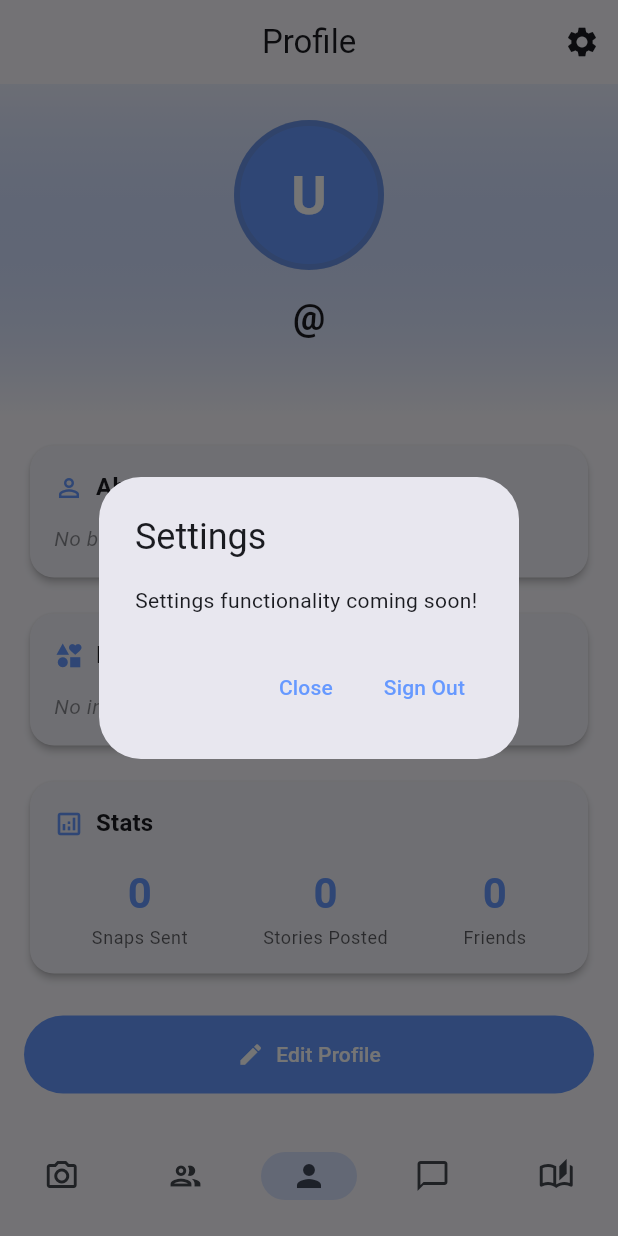
After one commit to bbaserdem/SnapConnect, a Flutter app: the ProfileScreen screen opened by its route, after a tap on the "settings" icon, on a phone screen of 412 x 824 dp. The commit adds this screen. Run offline on Flutter 3.47's test engine with Material 3 defaults, Android fonts, the phone set to English and light mode, and no system bars; our stand-ins replace cloud_firestore, firebase_auth, firebase_core, flutter_riverpod, go_router; missing offline and left inert: firebase_app_check; accounts and stored records are empty.

Commit message:
v0.1.2
Version bump, features implemented

```diff
--- a/lib/src/app/navigation_shell.dart
+++ b/lib/src/app/navigation_shell.dart
@@ -1,7 +1,7 @@
 /// Main navigation shell widget that provides the bottom navigation bar.
 ///
-/// This widget hosts the four primary navigation destinations:
-/// Camera, Friends, Messages, and Stories.
+/// This widget hosts the five primary navigation destinations:
+/// Camera, Friends, Profile, Messages, and Stories.
 
 import 'package:flutter/material.dart';
 import 'package:go_router/go_router.dart';
@@ -34,6 +34,7 @@ class NavigationShell extends StatelessWidget {
         },
         backgroundColor: colorScheme.surface,
         indicatorColor: colorScheme.primaryContainer,
+        labelBehavior: NavigationDestinationLabelBehavior.alwaysHide,
         destinations: [
           NavigationDestination(
             icon: Icon(
@@ -56,6 +57,17 @@ class NavigationShell extends StatelessWidget {
               size: 24,
             ),
             label: 'Friends',
+          ),
+          NavigationDestination(
+            icon: Icon(
+              Icons.person_outline,
+              size: 24,
+            ),
+            selectedIcon: Icon(
+              Icons.person,
+              size: 24,
+            ),
+            label: 'Profile',
           ),
           NavigationDestination(
             icon: Icon(
--- a/lib/src/app/router.dart
+++ b/lib/src/app/router.dart
@@ -10,6 +10,7 @@ import 'package:go_router/go_router.dart';
 import '../features/auth/auth.dart';
 import '../features/camera/presentation/camera_screen.dart';
 import '../features/friends/presentation/friends_screen.dart';
+import '../features/profile/profile.dart';
 import '../features/messages/presentation/messages_screen.dart';
 import '../features/stories/presentation/stories_screen.dart';
 import 'navigation_shell.dart';
@@ -115,6 +116,17 @@ final routerProvider = Provider<GoRouter>((ref) {
             ],
           ),
 
+          // Profile tab
+          StatefulShellBranch(
+            routes: [
+              GoRoute(
+                path: '/profile',
+                name: 'profile',
+                builder: (context, state) => const ProfileScreen(),
+              ),
+            ],
+          ),
+
           // Messages tab
           StatefulShellBranch(
             routes: [
--- a/lib/src/app/theme.dart
+++ b/lib/src/app/theme.dart
@@ -1,4 +1,4 @@
-/// Application theme configuration with Deep Teal and Bright Orange color scheme.
+/// Application theme configuration with Blue and Orange color scheme.
 ///
 /// This file defines the light and dark themes for the SnapConnect application,
 /// implementing the color scheme specified in the design requirements.
@@ -7,19 +7,22 @@ import 'package:flutter/material.dart';
 
 /// Application theme configuration class
 class AppTheme {
-  // Primary Colors - Deep Teal and Bright Orange
-  static const Color _deepTeal = Color(0xFF004D40);
-  static const Color _brightOrange = Color(0xFFFF6F00);
-  static const Color _lightTeal = Color(0xFF4DB6AC);
-  static const Color _darkOrange = Color(0xFFE65100);
+  // Primary Colors - Blue and Orange
+  static const Color _vibrantBlue = Color(0xFF005af5);
+  static const Color _vibrantOrange = Color(0xFFeb430c);
+  static const Color _lightBlue = Color(0xFF6699ff);
+  static const Color _lightOrange = Color(0xFFff6640);
 
   /// Light theme configuration
   static ThemeData get lightTheme => ThemeData(
     useMaterial3: true,
     colorScheme: ColorScheme.fromSeed(
-      seedColor: _deepTeal,
-      secondary: _brightOrange,
+      seedColor: _lightBlue,
       brightness: Brightness.light,
+    ).copyWith(
+      primary: _lightBlue,
+      secondary: _lightOrange,
+      tertiary: _lightOrange,
     ),
     appBarTheme: const AppBarTheme(
       centerTitle: true,
@@ -45,9 +48,11 @@ class AppTheme {
   static ThemeData get darkTheme => ThemeData(
     useMaterial3: true,
     colorScheme: ColorScheme.fromSeed(
-      seedColor: _lightTeal,
-      secondary: _darkOrange,
+      seedColor: _lightBlue,
       brightness: Brightness.dark,
+    ).copyWith(
+      secondary: _lightOrange,
+      tertiary: _lightOrange,
     ),
     appBarTheme: const AppBarTheme(
       centerTitle: true,
--- a/lib/src/features/camera/presentation/camera_screen.dart
+++ b/lib/src/features/camera/presentation/camera_screen.dart
@@ -91,9 +91,19 @@ class CameraScreen extends ConsumerWidget {
                   child: ListView.builder(
                     scrollDirection: Axis.horizontal,
                     padding: const EdgeInsets.symmetric(horizontal: 16),
-                    itemCount: 5,
+                    itemCount: 8, // Increased count to make scrolling more apparent
                     itemBuilder: (context, index) {
-                      return Container(
+                      return GestureDetector(
+                        onTap: () {
+                          // Add visual feedback for filter selection
+                          ScaffoldMessenger.of(context).showSnackBar(
+                            SnackBar(
+                              content: Text('Filter ${index + 1} selected'),
+                              duration: const Duration(milliseconds: 800),
+                            ),
+                          );
+                        },
+                        child: Container(
                           width: 60,
                           height: 60,
                           margin: const EdgeInsets.only(right: 12),
@@ -110,6 +120,7 @@ class CameraScreen extends ConsumerWidget {
                               style: const TextStyle(
                                 color: Colors.white,
                                 fontWeight: FontWeight.bold,
+                              ),
                             ),
                           ),
                         ),
--- a/lib/src/features/friends/presentation/friends_screen.dart
+++ b/lib/src/features/friends/presentation/friends_screen.dart
@@ -113,6 +113,17 @@ class _FriendsScreenState extends ConsumerState<FriendsScreen>
 
     return Card(
       margin: const EdgeInsets.only(bottom: 8),
+      child: InkWell(
+        onTap: () {
+          // Visual feedback for tapping friend card
+          ScaffoldMessenger.of(context).showSnackBar(
+            SnackBar(
+              content: Text('Tapped on $name'),
+              duration: const Duration(milliseconds: 800),
+            ),
+          );
+        },
+        borderRadius: BorderRadius.circular(12),
         child: ListTile(
           leading: Stack(
             children: [
@@ -185,6 +196,7 @@ class _FriendsScreenState extends ConsumerState<FriendsScreen>
             ],
           ),
         ),
+      ),
     );
   }
 
@@ -199,6 +211,17 @@ class _FriendsScreenState extends ConsumerState<FriendsScreen>
 
     return Card(
       margin: const EdgeInsets.only(bottom: 8),
+      child: InkWell(
+        onTap: () {
+          // Visual feedback for tapping request card
+          ScaffoldMessenger.of(context).showSnackBar(
+            SnackBar(
+              content: Text('Tapped on $name request'),
+              duration: const Duration(milliseconds: 800),
+            ),
+          );
+        },
+        borderRadius: BorderRadius.circular(12),
         child: ListTile(
           leading: CircleAvatar(
             backgroundColor: colorScheme.secondary,
@@ -228,6 +251,7 @@ class _FriendsScreenState extends ConsumerState<FriendsScreen>
                 },
               ),
             ],
+          ),
         ),
       ),
     );
--- /dev/null
+++ b/lib/src/features/profile/presentation/profile_screen.dart
@@ -0,0 +1,465 @@
+/// Profile screen for viewing and editing user profile information.
+///
+/// This screen displays the current user's profile including their bio,
+/// interests, and provides options to edit profile information.
+
+import 'package:flutter/material.dart';
+import 'package:flutter_riverpod/flutter_riverpod.dart';
+import 'package:go_router/go_router.dart';
+import 'package:cloud_firestore/cloud_firestore.dart';
+import '../../auth/auth.dart';
+
+/// Main profile screen widget
+class ProfileScreen extends ConsumerWidget {
+  const ProfileScreen({super.key});
+
+  @override
+  Widget build(BuildContext context, WidgetRef ref) {
+    final theme = Theme.of(context);
+    final colorScheme = theme.colorScheme;
+    final user = ref.watch(authUserProvider).value;
+
+    return Scaffold(
+      appBar: AppBar(
+        title: const Text('Profile'),
+        backgroundColor: colorScheme.surface,
+        foregroundColor: colorScheme.onSurface,
+        elevation: 0,
+        actions: [
+          IconButton(
+            icon: const Icon(Icons.settings),
+            onPressed: () {
+              _showSettingsDialog(context, ref);
+            },
+          ),
+        ],
+      ),
+      body: user == null
+          ? const Center(child: CircularProgressIndicator())
+          : FutureBuilder<DocumentSnapshot<Map<String, dynamic>>?>(
+              future: ref.read(authRepositoryProvider).getUserDocument(user.uid),
+              builder: (context, snapshot) {
+                if (snapshot.connectionState == ConnectionState.waiting) {
+                  return const Center(child: CircularProgressIndicator());
+                }
+
+                if (snapshot.hasError) {
+                  return Center(
+                    child: Column(
+                      mainAxisAlignment: MainAxisAlignment.center,
+                      children: [
+                        Icon(
+                          Icons.error_outline,
+                          size: 64,
+                          color: colorScheme.error,
+                        ),
+                        const SizedBox(height: 16),
+                        Text(
+                          'Error loading profile',
+                          style: theme.textTheme.titleLarge,
+                        ),
+                        const SizedBox(height: 8),
+                        Text(
+                          '${snapshot.error}',
+                          style: theme.textTheme.bodyMedium?.copyWith(
+                            color: colorScheme.onSurface.withOpacity(0.7),
+                          ),
+                          textAlign: TextAlign.center,
+                        ),
+                      ],
+                    ),
+                  );
+                }
+
+                final userData = snapshot.data?.data();
+                if (userData == null) {
+                  return const Center(
+                    child: Text('Profile not found'),
+                  );
+                }
+
+                return _buildProfileContent(context, user, userData, theme, colorScheme);
+              },
+            ),
+    );
+  }
+
+  /// Builds the main profile content
+  Widget _buildProfileContent(
+    BuildContext context,
+    dynamic user,
+    Map<String, dynamic> userData,
+    ThemeData theme,
+    ColorScheme colorScheme,
+  ) {
+    final username = userData['username'] as String? ?? 'Unknown';
+    final bio = userData['bio'] as String? ?? '';
+    final interestTags = userData['interest_tags'] as List? ?? [];
+
+    return SingleChildScrollView(
+      child: Column(
+        children: [
+          // Profile header
+          Container(
+            width: double.infinity,
+            padding: const EdgeInsets.all(24),
+            decoration: BoxDecoration(
+              gradient: LinearGradient(
+                begin: Alignment.topCenter,
+                end: Alignment.bottomCenter,
+                colors: [
+                  colorScheme.primary.withOpacity(0.1),
+                  colorScheme.surface,
+                ],
+              ),
+            ),
+            child: Column(
+              children: [
+                // Profile avatar
+                Container(
+                  width: 100,
+                  height: 100,
+                  decoration: BoxDecoration(
+                    color: colorScheme.primary,
+                    shape: BoxShape.circle,
+                    border: Border.all(
+                      color: colorScheme.outline.withOpacity(0.2),
+                      width: 4,
+                    ),
+                  ),
+                  child: Center(
+                    child: Text(
+                      username.isNotEmpty ? username[0].toUpperCase() : 'U',
+                      style: TextStyle(
+                        color: colorScheme.onPrimary,
+                        fontSize: 36,
+                        fontWeight: FontWeight.bold,
+                      ),
+                    ),
+                  ),
+                ),
+                const SizedBox(height: 16),
+
+                // Username
+                Text(
+                  '@$username',
+                  style: theme.textTheme.headlineSmall?.copyWith(
+                    fontWeight: FontWeight.bold,
+                  ),
+                ),
+                const SizedBox(height: 4),
+
+                // Email
+                Text(
+                  user.email ?? '',
+                  style: theme.textTheme.bodyMedium?.copyWith(
+                    color: colorScheme.onSurface.withOpacity(0.7),
+                  ),
+                ),
+              ],
+            ),
+          ),
+
+          const SizedBox(height: 16),
+
+          // Profile sections
+          Padding(
+            padding: const EdgeInsets.symmetric(horizontal: 16),
+            child: Column(
+              crossAxisAlignment: CrossAxisAlignment.start,
+              children: [
+                // Bio section
+                _buildProfileSection(
+                  context,
+                  title: 'About Me',
+                  content: bio.isNotEmpty ? bio : 'No bio added yet',
+                  icon: Icons.person_outline,
+                  isEmpty: bio.isEmpty,
+                  theme: theme,
+                  colorScheme: colorScheme,
+                ),
+
+                const SizedBox(height: 16),
+
+                // Interests section
+                _buildInterestsSection(
+                  context,
+                  interestTags: List<String>.from(interestTags),
+                  theme: theme,
+                  colorScheme: colorScheme,
+                ),
+
+                const SizedBox(height: 16),
+
+                // Stats section
+                _buildStatsSection(context, theme, colorScheme),
+
+                const SizedBox(height: 24),
+
+                // Edit profile button
+                SizedBox(
+                  width: double.infinity,
+                  child: FilledButton.icon(
+                    onPressed: () {
+                      _showEditProfileDialog(context, userData);
+                    },
+                    icon: const Icon(Icons.edit),
+                    label: const Text('Edit Profile'),
+                    style: FilledButton.styleFrom(
+                      padding: const EdgeInsets.symmetric(vertical: 16),
+                    ),
+                  ),
+                ),
+
+                const SizedBox(height: 32),
+              ],
+            ),
+          ),
+        ],
+      ),
+    );
+  }
+
+  /// Builds a profile section card
+  Widget _buildProfileSection(
+    BuildContext context, {
+    required String title,
+    required String content,
+    required IconData icon,
+    required bool isEmpty,
+    required ThemeData theme,
+    required ColorScheme colorScheme,
+  }) {
+    return Card(
+      child: Padding(
+        padding: const EdgeInsets.all(16),
+        child: Column(
+          crossAxisAlignment: CrossAxisAlignment.start,
+          children: [
+            Row(
+              children: [
+                Icon(
+                  icon,
+                  size: 20,
+                  color: colorScheme.primary,
+                ),
+                const SizedBox(width: 8),
+                Text(
+                  title,
+                  style: theme.textTheme.titleMedium?.copyWith(
+                    fontWeight: FontWeight.bold,
+                  ),
+                ),
+              ],
+            ),
+            const SizedBox(height: 12),
+            Text(
+              content,
+              style: theme.textTheme.bodyMedium?.copyWith(
+                color: isEmpty
+                    ? colorScheme.onSurface.withOpacity(0.5)
+                    : colorScheme.onSurface,
+                fontStyle: isEmpty ? FontStyle.italic : FontStyle.normal,
+              ),
+            ),
+          ],
+        ),
+      ),
+    );
+  }
+
+  /// Builds the interests section
+  Widget _buildInterestsSection(
+    BuildContext context, {
+    required List<String> interestTags,
+    required ThemeData theme,
+    required ColorScheme colorScheme,
+  }) {
+    return Card(
+      child: Padding(
+        padding: const EdgeInsets.all(16),
+        child: Column(
+          crossAxisAlignment: CrossAxisAlignment.start,
+          children: [
+            Row(
+              children: [
+                Icon(
+                  Icons.interests,
+                  size: 20,
+                  color: colorScheme.primary,
+                ),
+                const SizedBox(width: 8),
+                Text(
+                  'Interests',
+                  style: theme.textTheme.titleMedium?.copyWith(
+                    fontWeight: FontWeight.bold,
+                  ),
+                ),
+              ],
+            ),
+            const SizedBox(height: 12),
+            if (interestTags.isEmpty)
+              Text(
+                'No interests selected yet',
+                style: theme.textTheme.bodyMedium?.copyWith(
+                  color: colorScheme.onSurface.withOpacity(0.5),
+                  fontStyle: FontStyle.italic,
+                ),
+              )
+            else
+              Wrap(
+                spacing: 8,
+                runSpacing: 8,
+                children: interestTags.map((tag) {
+                  return Chip(
+                    label: Text(tag),
+                    backgroundColor: colorScheme.primaryContainer,
+                    labelStyle: TextStyle(
+                      color: colorScheme.onPrimaryContainer,
+                    ),
+                  );
+                }).toList(),
+              ),
+          ],
+        ),
+      ),
+    );
+  }
+
+  /// Builds the stats section
+  Widget _buildStatsSection(
+    BuildContext context,
+    ThemeData theme,
+    ColorScheme colorScheme,
+  ) {
+    return Card(
+      child: Padding(
+        padding: const EdgeInsets.all(16),
+        child: Column(
+          crossAxisAlignment: CrossAxisAlignment.start,
+          children: [
+            Row(
+              children: [
+                Icon(
+                  Icons.analytics_outlined,
+                  size: 20,
+                  color: colorScheme.primary,
+                ),
+                const SizedBox(width: 8),
+                Text(
+                  'Stats',
+                  style: theme.textTheme.titleMedium?.copyWith(
+                    fontWeight: FontWeight.bold,
+                  ),
+                ),
+              ],
+            ),
+            const SizedBox(height: 16),
+            Row(
+              mainAxisAlignment: MainAxisAlignment.spaceAround,
+              children: [
+                _buildStatItem(
+                  context,
+                  label: 'Snaps Sent',
+                  value: '0',
+                  theme: theme,
+                  colorScheme: colorScheme,
+                ),
+                _buildStatItem(
+                  context,
+                  label: 'Stories Posted',
+                  value: '0',
+                  theme: theme,
+                  colorScheme: colorScheme,
+                ),
+                _buildStatItem(
+                  context,
+                  label: 'Friends',
+                  value: '0',
+                  theme: theme,
+                  colorScheme: colorScheme,
+                ),
+              ],
+            ),
+          ],
+        ),
+      ),
+    );
+  }
+
+  /// Builds a single stat item
+  Widget _buildStatItem(
+    BuildContext context, {
+    required String label,
+    required String value,
+    required ThemeData theme,
+    required ColorScheme colorScheme,
+  }) {
+    return Column(
+      children: [
+        Text(
+          value,
+          style: theme.textTheme.headlineMedium?.copyWith(
+            fontWeight: FontWeight.bold,
+            color: colorScheme.primary,
+          ),
+        ),
+        const SizedBox(height: 4),
+        Text(
+          label,
+          style: theme.textTheme.bodySmall?.copyWith(
+            color: colorScheme.onSurface.withOpacity(0.7),
+          ),
+        ),
+      ],
+    );
+  }
+
+  /// Shows the edit profile dialog
+  void _showEditProfileDialog(BuildContext context, Map<String, dynamic> userData) {
+    ScaffoldMessenger.of(context).showSnackBar(
+      const SnackBar(
+        content: Text('Edit profile functionality coming in Phase 1.3!'),
+        backgroundColor: Colors.blue,
+      ),
+    );
+  }
+
+  /// Shows the settings dialog
+  void _showSettingsDialog(BuildContext context, WidgetRef ref) {
+    showDialog(
+      context: context,
+      builder: (context) => AlertDialog(
+        title: const Text('Settings'),
+        content: const Text('Settings functionality coming soon!'),
+        actions: [
+          TextButton(
+            onPressed: () => Navigator.of(context).pop(),
+            child: const Text('Close'),
+          ),
+          TextButton(
+            onPressed: () async {
+              Navigator.of(context).pop();
+              try {
+                await ref.read(authStateNotifierProvider.notifier).signOut();
+                if (context.mounted) {
+                  context.go('/signin');
+                }
+              } catch (e) {
+                if (context.mounted) {
+                  ScaffoldMessenger.of(context).showSnackBar(
+                    SnackBar(
+                      content: Text('Error signing out: $e'),
+                      backgroundColor: Colors.red,
+                    ),
+                  );
+                }
+              }
+            },
+            child: const Text('Sign Out'),
+          ),
+        ],
+      ),
+    );
+  }
+}
--- /dev/null
+++ b/lib/src/features/profile/profile.dart
@@ -0,0 +1,5 @@
+/// Barrel file that exports all profile-related components
+/// This makes it easier to import profile components from other parts of the app
+
+// Presentation layer exports
+export 'presentation/profile_screen.dart';
--- a/lib/src/features/stories/presentation/stories_screen.dart
+++ b/lib/src/features/stories/presentation/stories_screen.dart
@@ -75,6 +75,16 @@ class StoriesScreen extends ConsumerWidget {
     final colorScheme = theme.colorScheme;
 
     return Card(
+      child: InkWell(
+        onTap: () {
+          ScaffoldMessenger.of(context).showSnackBar(
+            const SnackBar(
+              content: Text('Add to Story functionality coming in Phase 1.5'),
+              duration: Duration(seconds: 2),
+            ),
+          );
+        },
+        borderRadius: BorderRadius.circular(12),
         child: Padding(
           padding: const EdgeInsets.all(16),
           child: Row(
@@ -125,6 +135,7 @@ class StoriesScreen extends ConsumerWidget {
             ],
           ),
         ),
+      ),
     );
   }
 
@@ -163,10 +174,10 @@ class StoriesScreen extends ConsumerWidget {
     final theme = Theme.of(context);
     final colorScheme = theme.colorScheme;
 
-    return GestureDetector(
+    return Card(
+      child: InkWell(
         onTap: () => _openStory(context, name),
-      child: Card(
-        clipBehavior: Clip.antiAlias,
+        borderRadius: BorderRadius.circular(12),
         child: Stack(
           children: [
             // Story preview background
@@ -174,6 +185,7 @@ class StoriesScreen extends ConsumerWidget {
               width: double.infinity,
               height: double.infinity,
               decoration: BoxDecoration(
+                borderRadius: BorderRadius.circular(12),
                 gradient: LinearGradient(
                   begin: Alignment.topCenter,
                   end: Alignment.bottomCenter,
@@ -197,6 +209,7 @@ class StoriesScreen extends ConsumerWidget {
               width: double.infinity,
               height: double.infinity,
               decoration: BoxDecoration(
+                borderRadius: BorderRadius.circular(12),
                 gradient: LinearGradient(
                   begin: Alignment.topCenter,
                   end: Alignment.bottomCenter,
--- a/pubspec.yaml
+++ b/pubspec.yaml
@@ -22,7 +22,7 @@ publish_to: 'none' # Remove this line if you wish to publish to pub.dev
 # 0.2.x - Phase 2 development (AI Integration)
 # 0.3.x - Phase 3 development (AR Features)
 # 1.0.0 - Production release
-version: 0.1.1+1
+version: 0.1.2+1
 
 environment:
   sdk: ^3.8.1
```
Also changed, not shown: 2 other files. Lines whose indentation alone changed are shown as unchanged.
